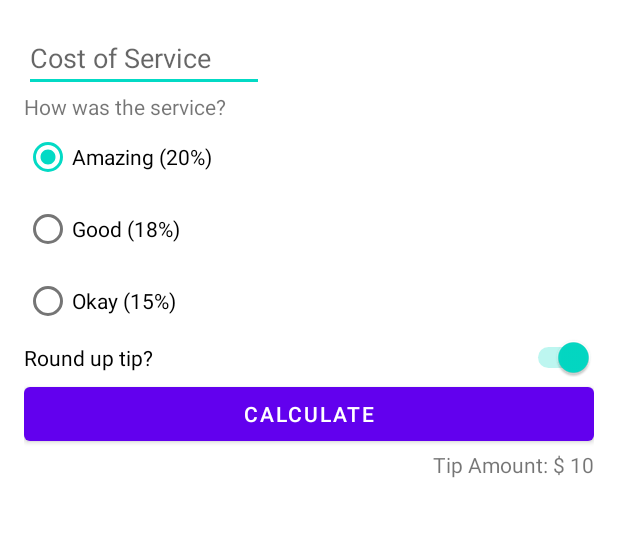
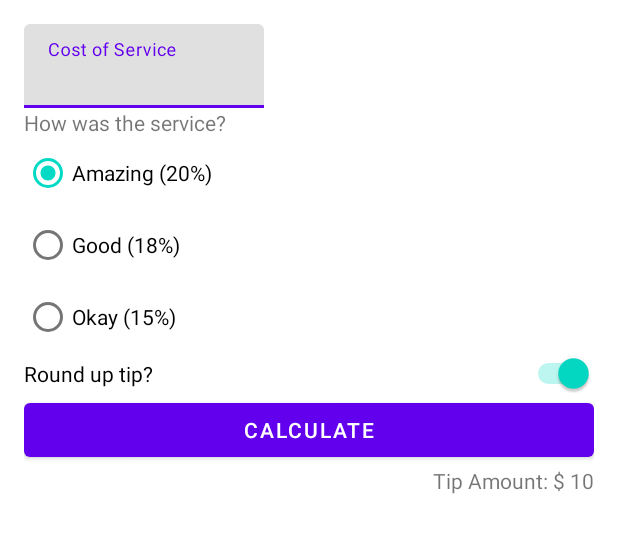
Before and after one commit to NaturalBug/tip-time, an Android app: the layout activity_main.xml on its own in the app's theme, with its tools: preview values and no code run, on a phone screen of 412 x 824 dp. Shown: the top 533 px of the screen. Run offline under Robolectric (Android 15) with nearby library versions, the phone set to English and light mode, and no system bars.

Commit message:
refactor: use material.textfield to replace EditText

```diff
--- a/app/src/main/java/com/example/tiptime/MainActivity.kt
+++ b/app/src/main/java/com/example/tiptime/MainActivity.kt
@@ -18,7 +18,7 @@ class MainActivity : AppCompatActivity() {
     }
 
     private fun calculateTip() {
-        val stringInTextField = building.costOfService.text.toString()
+        val stringInTextField = building.costOfServiceEditText.text.toString()
         val cost = stringInTextField.toDoubleOrNull()
 
         // If the cost is null or 0, then display 0 tip and exit this function early.
--- a/app/src/main/res/layout/activity_main.xml
+++ b/app/src/main/res/layout/activity_main.xml
@@ -7,14 +7,21 @@
     android:padding="16dp"
     tools:context=".MainActivity">
 
-    <EditText
+    <com.google.android.material.textfield.TextInputLayout
         android:id="@+id/cost_of_service"
         android:layout_width="160dp"
         android:layout_height="wrap_content"
         android:hint="@string/cost_of_service"
-        android:inputType="numberDecimal"
+
         app:layout_constraintStart_toStartOf="parent"
-        app:layout_constraintTop_toTopOf="parent" />
+        app:layout_constraintTop_toTopOf="parent">
+
+        <com.google.android.material.textfield.TextInputEditText
+            android:id="@+id/cost_of_service_edit_text"
+            android:layout_width="match_parent"
+            android:layout_height="wrap_content"
+            android:inputType="numberDecimal" />
+    </com.google.android.material.textfield.TextInputLayout>
 
     <TextView
         android:id="@+id/service_question"
```
